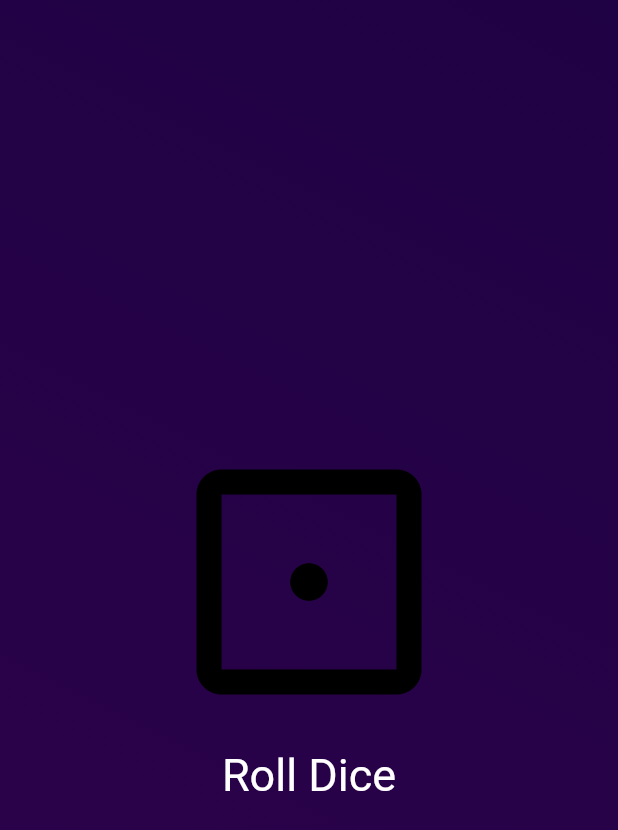
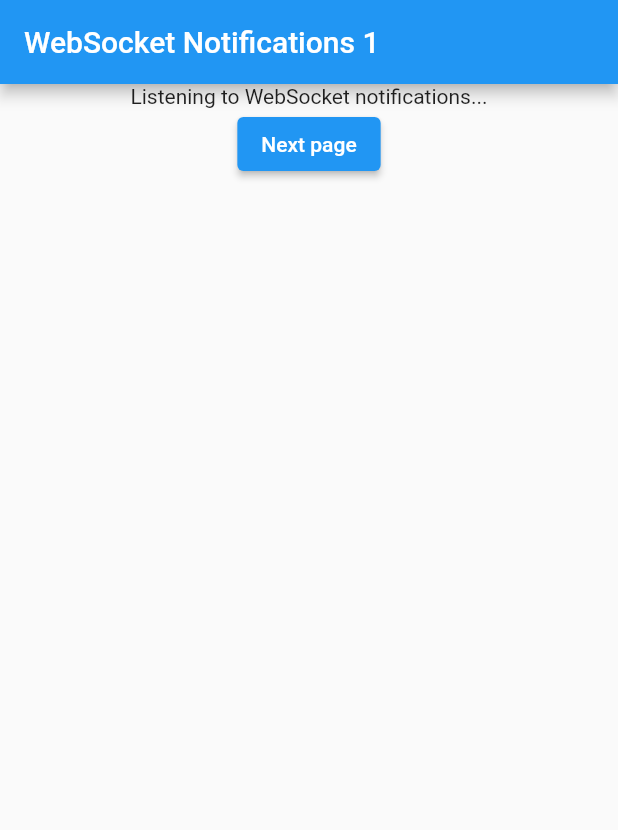
Before and after one commit to RagavendraRaman/flutter_learnings, a Flutter app: the screen it shows after launch, on a phone screen of 412 x 824 dp. Shown: the top 830 px of the screen. Run offline on Flutter 3.47's test engine with Material 2 defaults, Android fonts, the phone set to English and light mode, and no system bars; our stand-ins replace flutter_local_notifications; network calls fail.

Commit message:
initial web socket meggese

```diff
--- a/lib/dice_roller.dart
+++ /dev/null
@@ -1,48 +0,0 @@
-import 'package:flutter/material.dart';
-import 'dart:math';
-
-final random = Random();
-
-class DiceRoller extends StatefulWidget {
-  const DiceRoller({super.key});
-
-  @override
-  State<DiceRoller> createState() {
-    return _DiceRollerState();
-  }
-}
-
-class _DiceRollerState extends State<DiceRoller> {
-  var diceImageNumber = 1;
-
-  void rollDice() {
-    setState(() {
-      diceImageNumber = random.nextInt(5) + 1;
-    });
-  }
-
-  @override
-  Widget build(context) {
-    return Column(
-      mainAxisSize: MainAxisSize.min,
-      children: [
-        Image.asset(
-          'assets/images/dice_$diceImageNumber.png',
-          width: 200,
-          height: 200,
-        ),
-        TextButton(
-          onPressed: rollDice,
-          style: TextButton.styleFrom(
-            padding: const EdgeInsets.only(top: 10),
-            foregroundColor: Colors.white,
-            textStyle: const TextStyle(fontSize: 30),
-          ),
-          child: const Text(
-            'Roll Dice',
-          ),
-        )
-      ],
-    );
-  }
-}
--- a/lib/gradient_container.dart
+++ /dev/null
@@ -1,28 +0,0 @@
-import 'package:flutter/material.dart';
-
-import 'package:dice_application/dice_roller.dart';
-
-const startAlignment = Alignment.topRight;
-const endAlignment = Alignment.bottomLeft;
-
-class GradientContainer extends StatelessWidget {
-  const GradientContainer(this.colors, {super.key});
-
-  final List<Color> colors;
-
-  @override
-  Widget build(context) {
-    return Container(
-      decoration: BoxDecoration(
-        gradient: LinearGradient(
-          colors: colors,
-          begin: startAlignment,
-          end: endAlignment,
-        ),
-      ),
-      child: const Center(
-        child: DiceRoller(),
-      ),
-    );
-  }
-}
--- a/lib/main.dart
+++ b/lib/main.dart
@@ -1,11 +1,85 @@
+import 'dart:convert';
+
 import 'package:flutter/material.dart';
+import 'package:flutter_local_notifications/flutter_local_notifications.dart';
+import 'package:dice_application/receive_messege.dart';
 
-import 'package:dice_application/gradient_container.dart';
+import 'next_screen.dart';
 
 void main() {
-  runApp(const MaterialApp(
-    home: Scaffold(
-        body: GradientContainer(
-            [Color.fromARGB(255, 31, 2, 68), Color.fromARGB(255, 46, 2, 75)])),
-  ));
+  runApp(const MyApp());
 }
+
+class MyApp extends StatelessWidget {
+  const MyApp({super.key});
+
+  // This widget is the root of your application.
+  @override
+  Widget build(BuildContext context) {
+    return const MaterialApp(
+      home: MyHomePage(),
+    );
+  }
+}
+
+class MyHomePage extends StatefulWidget {
+  const MyHomePage({super.key});
+
+  @override
+  State<MyHomePage> createState() => _MyHomePageState();
+}
+
+class _MyHomePageState extends State<MyHomePage> {
+
+  FlutterLocalNotificationsPlugin flutterLocalNotifications =
+      FlutterLocalNotificationsPlugin();
+  String message = '';
+
+  @override
+  void initState() {
+    super.initState();
+    getMessege(context);
+    _initLocalNotifications();
+    // _steamListner();
+  }
+
+  @override
+  void dispose() {
+    super.dispose();
+  }
+
+  void _initLocalNotifications() {
+    const AndroidInitializationSettings androidSettings =
+        AndroidInitializationSettings('mipmap/ic_launcher');
+    final InitializationSettings initializationSettings =
+        InitializationSettings(android: androidSettings);
+    flutterLocalNotifications.initialize(initializationSettings);
+  }
+
+
+
+  @override
+  Widget build(BuildContext context) {
+    return Scaffold(
+      appBar: AppBar(
+        title: const Text('WebSocket Notifications 1'),
+      ),
+      body: Center(
+        child: Column(
+          children: [
+            const Text('Listening to WebSocket notifications...'),
+            ElevatedButton(
+              onPressed: (() {
+                Navigator.of(context).push(
+                  MaterialPageRoute(
+                      builder: (BuildContext context) => MyWidget()),
+                );
+              }),
+              child: const Text('Next page'),
+            )
+          ],
+        ),
+      ),
+    );
+  }
+}
--- a/pubspec.yaml
+++ b/pubspec.yaml
@@ -36,6 +36,8 @@ dependencies:
   # The following adds the Cupertino Icons font to your application.
   # Use with the CupertinoIcons class for iOS style icons.
   cupertino_icons: ^1.0.2
+  web_socket_channel: ^2.4.0
+  flutter_local_notifications: ^12.0.3
 
 dev_dependencies:
   flutter_test:
```
Also changed, not shown: lib/next_screen.dart (added, +30 -0 lines), lib/receive_messege.dart (added, +118 -0 lines), lib/styled_text.dart (deleted, +0 -18 lines), pubspec.lock, 2 other files.
